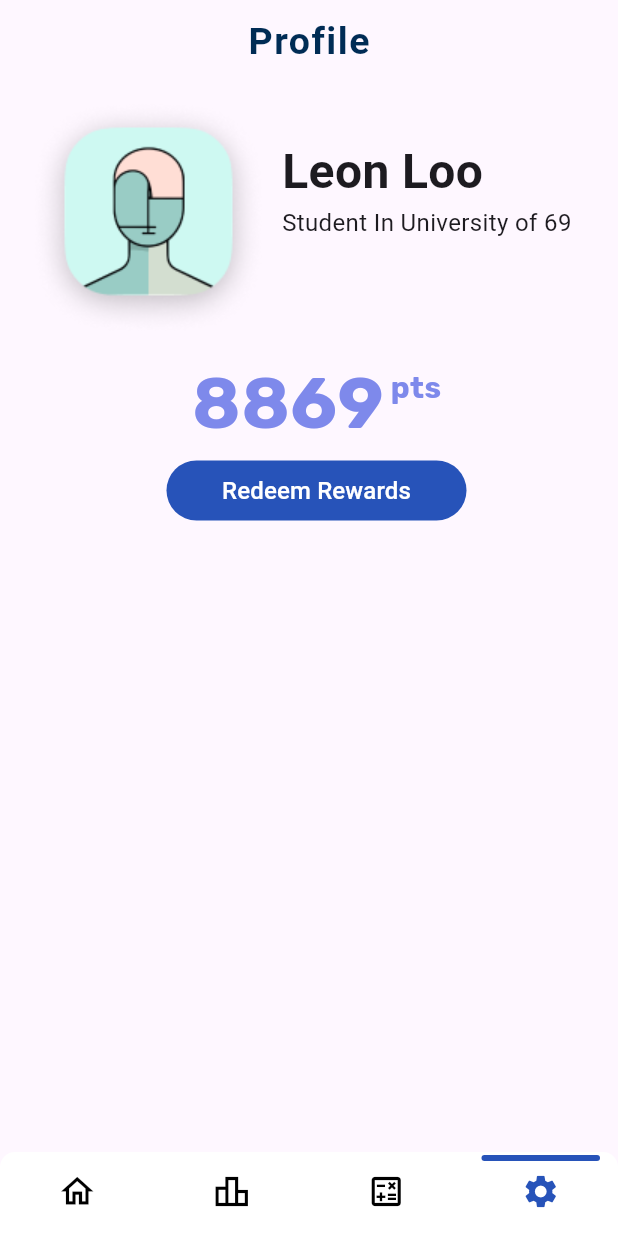
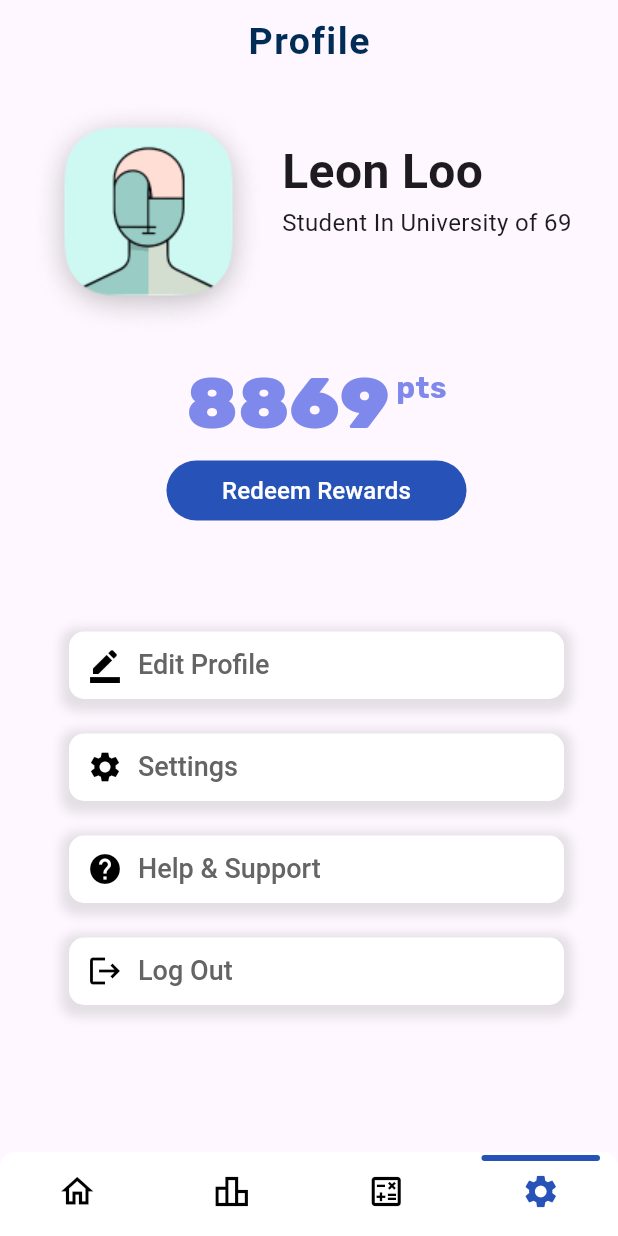
Before and after one commit to alpha031117/Finwise, a Flutter app: the screen it shows after launch, item 4 of the bottom bar chosen, on a phone screen of 412 x 824 dp. Run offline on Flutter 3.47's test engine with Material 3 defaults, Android fonts, the phone set to English and light mode, and no system bars; drawn by our look-alikes of persistent_bottom_nav_bar_v2; our stand-ins replace bloc, equatable, google_fonts, google_nav_bar.

Commit message:
Tomorrow 10pm morning class

```diff
--- a/lib/screens/settings/ui/settings_screen.dart
+++ b/lib/screens/settings/ui/settings_screen.dart
@@ -28,27 +28,37 @@ class SettingsScreen extends StatelessWidget {
         child: Column(
           crossAxisAlignment: CrossAxisAlignment.start,
           children: <Widget>[
-            Container(
-              // decoration: BoxDecoration(
-              //   border: Border.all(color: Colors.black),
-              // ),
+            displayProfile(),
+            SizedBox(height: 10),
+            displayPoints(),
+            redeemRewardsButton(),
+            SizedBox(height: 70),
+            buttonList(Icons.border_color, 'Edit Profile'),
+            SizedBox(height: 23),
+            buttonList(Icons.settings, 'Settings'),
+            SizedBox(height: 23),
+            buttonList(Icons.help, 'Help & Support'),
+            SizedBox(height: 23),
+            buttonList(Icons.logout, 'Log Out'),
+          ],
+        ),
+      ),
+    );
+  }
+
+  Widget displayProfile() {
+    return Container(
       child: Row(
         mainAxisAlignment: MainAxisAlignment.start,
         crossAxisAlignment: CrossAxisAlignment.start,
         children: <Widget>[
           Container(
-                    // decoration: BoxDecoration(
-                    //   border: Border.all(color: Colors.black),
-                    // ),
             child: Image(
               image: AssetImage('assets/profilepic.png'),
             ),
           ),
           SizedBox(width: 10),
           Container(
-                    // decoration: BoxDecoration(
-                    //   border: Border.all(color: Colors.black),
-                    // ),
             child: Padding(
               padding: const EdgeInsets.only(top: 25.0),
               child: Column(
@@ -74,23 +84,21 @@ class SettingsScreen extends StatelessWidget {
           ),
         ],
       ),
-            ),
-            SizedBox(height: 10),
-            Container(
-              // decoration: BoxDecoration(
-              //   border: Border.all(color: Colors.black),
-              // ),
+    );
+}
+
+  Widget displayPoints() {
+    return Container(
       child: Row(
         mainAxisAlignment: MainAxisAlignment.center,
         crossAxisAlignment: CrossAxisAlignment.start,
-                // textBaseline: TextBaseline.alphabetic, // Ensure the baseline is aligned with the text
         children: <Widget>[
           Text(
             '8869',
             style: TextStyle(
               fontSize: 48,
               fontFamily: GlobalVariables.pointFont().fontFamily,
-                      fontWeight: FontWeight.bold,
+              fontWeight: FontWeight.w900,
               color: Color(0xff7E89EB),
             ),
           ),
@@ -108,8 +116,11 @@ class SettingsScreen extends StatelessWidget {
           ),
         ],
       ),
-            ),
-            Center(
+    );
+  }
+
+  Widget redeemRewardsButton() {
+    return Center(
       child: TextButton(
         onPressed: (){} ,
         style: TextButton.styleFrom(
@@ -124,10 +135,61 @@ class SettingsScreen extends StatelessWidget {
           ),
         ),
       ),
+    );
+  }
+
+  Widget buttonList(IconData buttonIcon, String buttonText) {
+    return Center(
+      child: Container(
+        height: 45,
+        width: 330,
+        decoration: BoxDecoration(
+          borderRadius: const BorderRadius.all(
+            Radius.circular(10.0),
+          ),
+          boxShadow: [
+            BoxShadow(
+              color: Color(0xFF000000).withOpacity(0.10),
+              spreadRadius: 5,
+              blurRadius: 5,
+              offset: Offset(0, 3),
+            ),
+          ],
+        ),
+        child: Center(
+          child: TextButton(
+            onPressed: () {},
+            style: TextButton.styleFrom(
+              backgroundColor: Colors.white,
+              fixedSize: Size(330,45),
+              shape: RoundedRectangleBorder(
+                borderRadius: BorderRadius.circular(10),
+              ),
+            ),
+            child: Row(
+              mainAxisAlignment: MainAxisAlignment.start,
+              children: [
+                Icon(
+                  buttonIcon,
+                  color: Colors.black,
+                  size: 24,
+                ),
+                SizedBox(width: 10),
+                Text(
+                  buttonText,
+                  textAlign: TextAlign.left,
+                  style: TextStyle(
+                    fontSize: 18,
+                    letterSpacing: 0.0,
+                    color: Color(0xFF646464),
+                  ),
                 ),
               ],
             ),
           ),
+        ),
+      ),
     );
   }
+
 }
```
Lines whose indentation alone changed are shown as unchanged.
